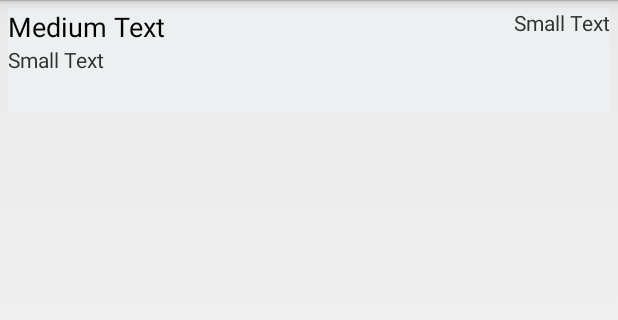
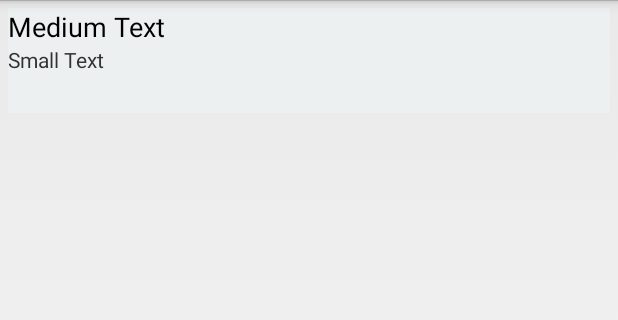
Before and after one commit to harisbaljic/autoskola, an Android app: the layout list_sync_status_item.xml on its own in the app's theme, with its tools: preview values and no code run, on a phone screen of 412 x 824 dp, the part 72-392 px from its top. Run offline under Robolectric (Android 15) with nearby library versions, the phone set to English and light mode, and no system bars.

Commit message:
Small changes

```diff
--- a/app/src/main/java/com/autoskola/instruktori/ui/adapters/SyncStatusAdapter.java
+++ b/app/src/main/java/com/autoskola/instruktori/ui/adapters/SyncStatusAdapter.java
@@ -37,7 +37,7 @@ public class SyncStatusAdapter extends BaseAdapter {
             viewHolder = new ViewHolder();
             viewHolder.txtDate = (TextView) convertView.findViewById(R.id.txtDate);
             viewHolder.txtName = (TextView) convertView.findViewById(R.id.txtFirstLastName);
-            viewHolder.txtStatus = (TextView) convertView.findViewById(R.id.txtStatus);
+
             convertView.setTag(viewHolder);
         } else {
             viewHolder = (ViewHolder) convertView.getTag();
--- a/app/src/main/res/layout/fragment_login.xml
+++ b/app/src/main/res/layout/fragment_login.xml
@@ -41,7 +41,7 @@
             android:hint="Korisničko ime"
             android:singleLine="true"
             android:textColor="#696969"
-            android:text="t"
+            android:text="a"
 
             />
 
@@ -55,7 +55,7 @@
             android:password="true"
             android:singleLine="true"
             android:textColor="#696969"
-            android:text="t"
+            android:text="a"
 
             />
     </RelativeLayout>
--- a/app/src/main/res/layout/list_sync_status_item.xml
+++ b/app/src/main/res/layout/list_sync_status_item.xml
@@ -30,13 +30,4 @@
         android:layout_alignParentLeft="true"
         android:layout_alignParentStart="true" />
 
-    <TextView
-        android:layout_width="wrap_content"
-        android:layout_height="wrap_content"
-        android:textAppearance="?android:attr/textAppearanceSmall"
-        android:text="Small Text"
-        android:id="@+id/txtStatus"
-        android:layout_alignBottom="@+id/txtCommentTitle"
-        android:layout_alignParentRight="true"
-        android:layout_alignParentEnd="true" />
 </RelativeLayout>
```
Also changed, not shown: app/src/main/java/com/autoskola/instruktori/services/model/Prijava.java (+20 -0 lines), 1 other file.
